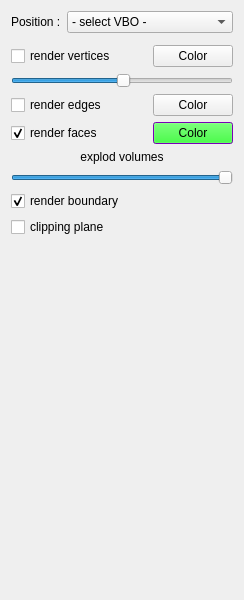
First picture: the form in schnapps/plugins/volume_render/volume_render.ui, repository cgogn/SCHNApps, before the edit.
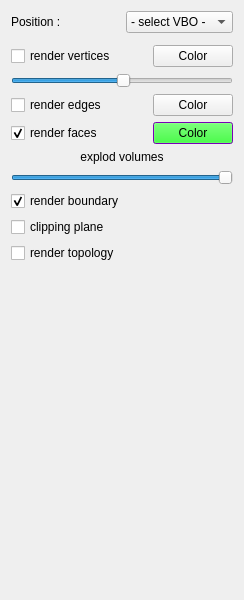
Second picture: the form after the edit.

Commit message: volume render plugin : rendering topology.

```diff
--- a/schnapps/plugins/volume_render/volume_render.ui
+++ b/schnapps/plugins/volume_render/volume_render.ui
@@ -359,7 +359,7 @@
      </property>
     </widget>
    </item>
-   <item row="9" column="0" colspan="2">
+   <item row="10" column="0" colspan="2">
     <spacer name="verticalSpacer">
      <property name="orientation">
       <enum>Qt::Vertical</enum>
@@ -372,6 +372,13 @@
      </property>
     </spacer>
    </item>
+   <item row="9" column="0">
+    <widget class="QCheckBox" name="topologyRender_checkBox">
+     <property name="text">
+      <string>render topology</string>
+     </property>
+    </widget>
+   </item>
   </layout>
  </widget>
  <resources/>
```
The commit also changes 4 other files.
